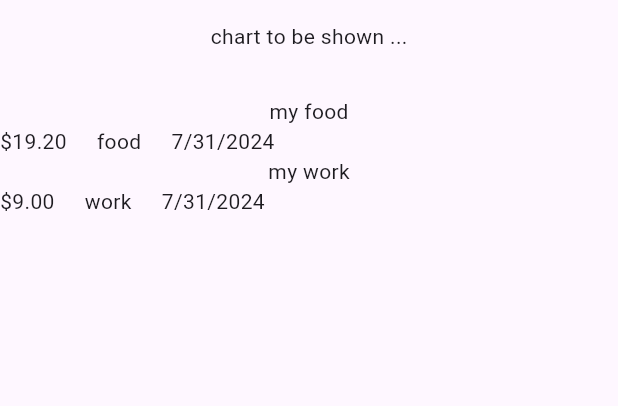
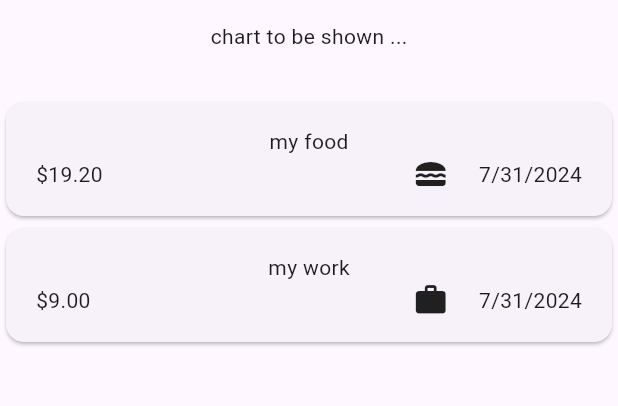
Before and after one commit to AiExpert1985/expenses-flutter-course, a Flutter app: the screen it shows after launch, on a phone screen of 412 x 824 dp, the part 63-469 px from its top. Run offline on Flutter 3.47's test engine with Material 3 defaults, Android fonts, the phone set to English and light mode, and no system bars.

Commit message:
end of 31 work

```diff
--- a/lib/models/expense.dart
+++ b/lib/models/expense.dart
@@ -1,11 +1,19 @@
 import 'package:uuid/uuid.dart';
 import 'package:intl/intl.dart';
+import 'package:flutter/material.dart';
 
 const uuid = Uuid();
 
 final dateFormater = DateFormat.yMd();
 
 enum Category { travel, food, leisure, work }
+
+const categoryIcons = {
+  Category.food: Icons.lunch_dining,
+  Category.travel: Icons.flight_takeoff,
+  Category.leisure: Icons.movie,
+  Category.work: Icons.work,
+};
 
 class Expense {
   Expense({
--- a/lib/widgets/expenses_list/expense_list.dart
+++ b/lib/widgets/expenses_list/expense_list.dart
@@ -6,17 +6,23 @@ import 'package:expenses/widgets/expenses_list/expense_list_item.dart';
 class ExpenseList extends StatelessWidget {
   const ExpenseList({
     required this.expenses,
+    required this.removeListItem,
     super.key,
   });
 
   final List<Expense> expenses;
+  final void Function(Expense expense) removeListItem;
 
   @override
   Widget build(BuildContext context) {
     return Expanded(
       child: ListView.builder(
         itemCount: expenses.length,
-        itemBuilder: (ctx, index) => ExpenseListItem(expense: expenses[index]),
+        itemBuilder: (ctx, index) => Dismissible(
+          onDismissed: (direction) => removeListItem(expenses[index]),
+          key: ValueKey(expenses[index]),
+          child: ExpenseListItem(expense: expenses[index]),
+        ),
       ),
     );
   }
--- a/lib/widgets/expenses_list/expense_list_item.dart
+++ b/lib/widgets/expenses_list/expense_list_item.dart
@@ -9,19 +9,31 @@ class ExpenseListItem extends StatelessWidget {
 
   @override
   Widget build(BuildContext context) {
-    return Column(
+    return Card(
+      child: Padding(
+        padding: const EdgeInsets.symmetric(
+          horizontal: 20,
+          vertical: 16,
+        ),
+        child: Column(
           children: [
             Text(expense.title),
             Row(
               children: [
                 Text('\$${expense.amount.toStringAsFixed(2)}'),
-            const SizedBox(width: 20),
-            Text(expense.category.name),
+                const Spacer(),
+                Row(
+                  children: [
+                    Icon(categoryIcons[expense.category]),
                     const SizedBox(width: 20),
                     Text(expense.formattedDate),
                   ],
+                ),
+              ],
             )
           ],
+        ),
+      ),
     );
   }
 }
```
Also changed, not shown: lib/widgets/expenses.dart (+26 -2 lines), lib/widgets/new_expense.dart (+32 -2 lines). Lines whose indentation alone changed are shown as unchanged.
